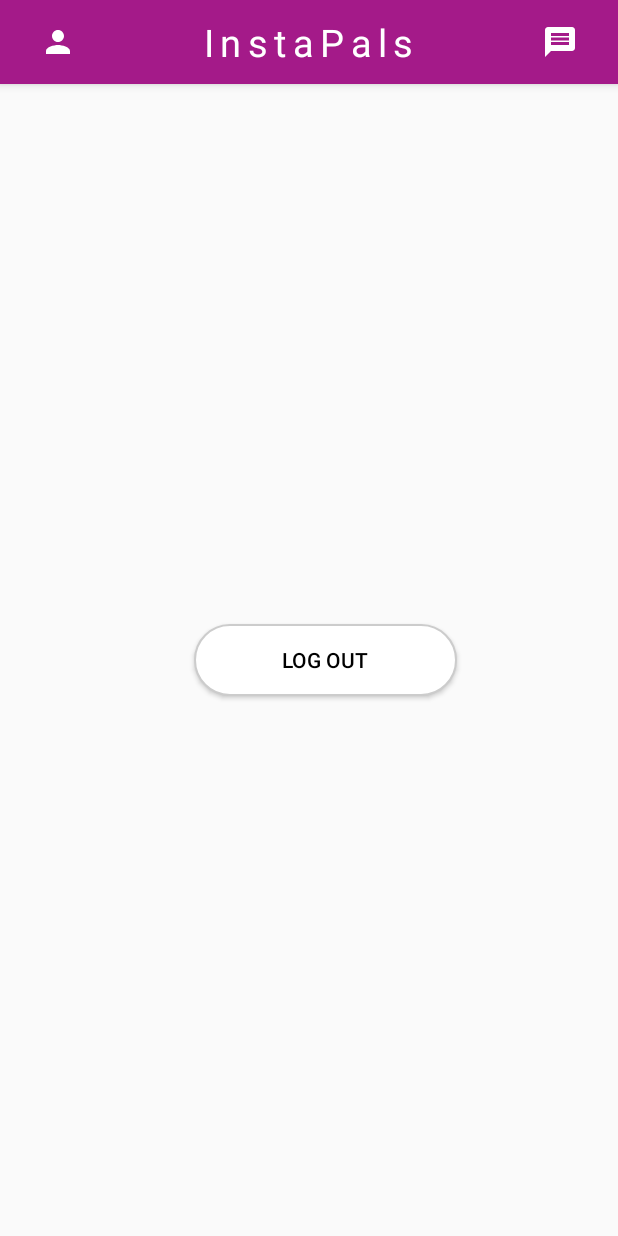
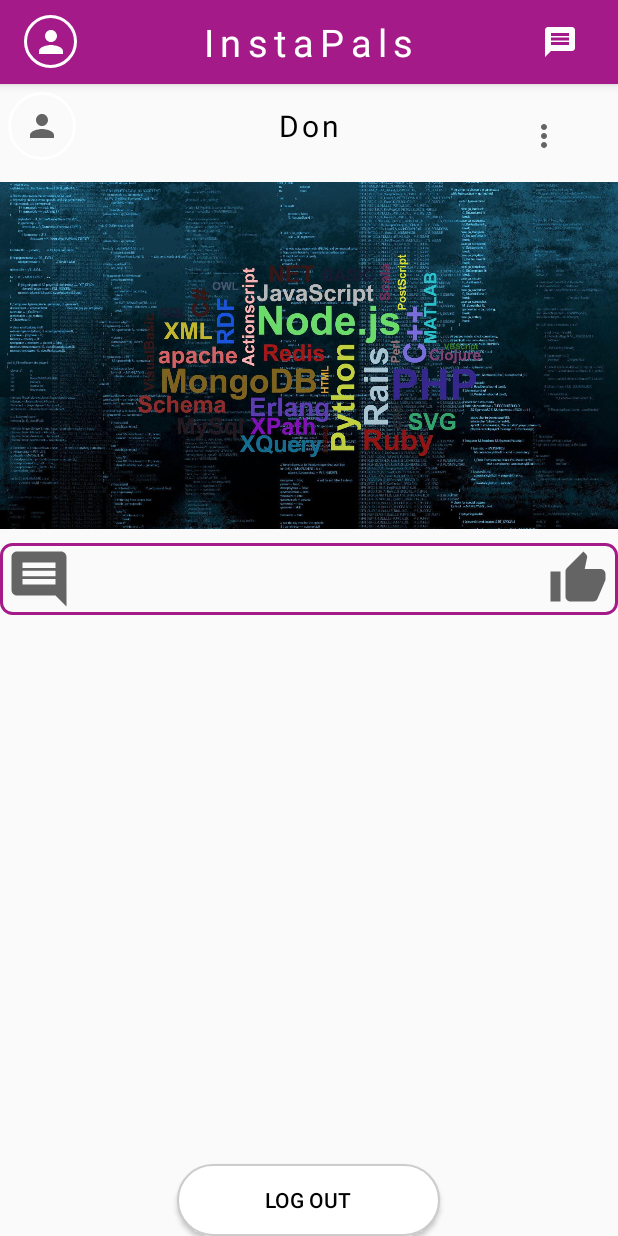
Before and after one commit to DonBoscoMushi/InstaPals, an Android app: the Home screen opened directly, with no data from a screen before it, on a phone screen of 412 x 824 dp. Run offline under Robolectric (Android 15) with nearby library versions, the phone set to English and light mode, and no system bars.

Commit message:
Home layout design

```diff
--- /dev/null
+++ b/app/src/main/res/drawable/circle_img.xml
@@ -0,0 +1,14 @@
+<?xml version="1.0" encoding="utf-8"?>
+<shape xmlns:android="http://schemas.android.com/apk/res/android"
+    android:innerRadius="0dp"
+    android:shape="ring"
+    android:thicknessRatio="2.0"
+    android:useLevel="false">
+
+    <solid android:color="@android:color/transparent"/>
+
+    <stroke
+        android:width="2dp"
+        android:color="@android:color/white"/>
+
+</shape>
--- /dev/null
+++ b/app/src/main/res/drawable/ic_baseline_comment_24.xml
@@ -0,0 +1,10 @@
+<vector xmlns:android="http://schemas.android.com/apk/res/android"
+    android:width="24dp"
+    android:height="24dp"
+    android:viewportWidth="24"
+    android:viewportHeight="24"
+    android:tint="?attr/colorControlNormal">
+  <path
+      android:fillColor="@android:color/white"
+      android:pathData="M21.99,4c0,-1.1 -0.89,-2 -1.99,-2L4,2c-1.1,0 -2,0.9 -2,2v12c0,1.1 0.9,2 2,2h14l4,4 -0.01,-18zM18,14L6,14v-2h12v2zM18,11L6,11L6,9h12v2zM18,8L6,8L6,6h12v2z"/>
+</vector>
--- /dev/null
+++ b/app/src/main/res/drawable/ic_baseline_more_vert_24.xml
@@ -0,0 +1,10 @@
+<vector xmlns:android="http://schemas.android.com/apk/res/android"
+    android:width="24dp"
+    android:height="24dp"
+    android:viewportWidth="24"
+    android:viewportHeight="24"
+    android:tint="?attr/colorControlNormal">
+  <path
+      android:fillColor="@android:color/white"
+      android:pathData="M12,8c1.1,0 2,-0.9 2,-2s-0.9,-2 -2,-2 -2,0.9 -2,2 0.9,2 2,2zM12,10c-1.1,0 -2,0.9 -2,2s0.9,2 2,2 2,-0.9 2,-2 -0.9,-2 -2,-2zM12,16c-1.1,0 -2,0.9 -2,2s0.9,2 2,2 2,-0.9 2,-2 -0.9,-2 -2,-2z"/>
+</vector>
--- /dev/null
+++ b/app/src/main/res/drawable/ic_baseline_thumb_up_24.xml
@@ -0,0 +1,10 @@
+<vector xmlns:android="http://schemas.android.com/apk/res/android"
+    android:width="24dp"
+    android:height="24dp"
+    android:viewportWidth="24"
+    android:viewportHeight="24"
+    android:tint="?attr/colorControlNormal">
+  <path
+      android:fillColor="@android:color/white"
+      android:pathData="M1,21h4L5,9L1,9v12zM23,10c0,-1.1 -0.9,-2 -2,-2h-6.31l0.95,-4.57 0.03,-0.32c0,-0.41 -0.17,-0.79 -0.44,-1.06L14.17,1 7.59,7.59C7.22,7.95 7,8.45 7,9v10c0,1.1 0.9,2 2,2h9c0.83,0 1.54,-0.5 1.84,-1.22l3.02,-7.05c0.09,-0.23 0.14,-0.47 0.14,-0.73v-2z"/>
+</vector>
--- /dev/null
+++ b/app/src/main/res/drawable/image_border.xml
@@ -0,0 +1,14 @@
+<?xml version="1.0" encoding="utf-8"?>
+<shape xmlns:android="http://schemas.android.com/apk/res/android"
+    android:shape="rectangle"
+    android:thicknessRatio="2.0"
+    android:innerRadius="2dp">
+
+    <stroke
+        android:width="2dp"
+        android:color="@android:color/black"/>
+
+    <corners
+        android:radius="13dp"/>
+
+</shape>
--- /dev/null
+++ b/app/src/main/res/drawable/img.xml
@@ -0,0 +1,5 @@
+<?xml version="1.0" encoding="utf-8"?>
+<layer-list xmlns:android="http://schemas.android.com/apk/res/android">
+    <item android:drawable="@drawable/circle_img"/>
+    <item android:drawable="@drawable/ic_baseline_person_24"/>
+</layer-list>
--- /dev/null
+++ b/app/src/main/res/drawable/nav_border.xml
@@ -0,0 +1,14 @@
+<?xml version="1.0" encoding="utf-8"?>
+<shape xmlns:android="http://schemas.android.com/apk/res/android"
+    android:shape="rectangle"
+    android:thicknessRatio="2.0"
+    android:innerRadius="2dp">
+
+    <stroke
+        android:width="2dp"
+        android:color="@color/colorPrimary"/>
+
+    <corners
+        android:radius="7dp"/>
+
+</shape>
--- a/app/src/main/res/layout/activity_home.xml
+++ b/app/src/main/res/layout/activity_home.xml
@@ -4,40 +4,70 @@
     xmlns:app="http://schemas.android.com/apk/res-auto"
     xmlns:tools="http://schemas.android.com/tools"
     android:layout_width="match_parent"
+    android:orientation="vertical"
     android:layout_height="match_parent"
     tools:context=".home.Home">
 
     <RelativeLayout
         android:layout_width="match_parent"
-            android:layout_height="match_parent"
+        android:layout_height="wrap_content"
         android:id="@+id/relLayoutParent">
 
         <!-- Middle section (body) -->
+
+
+        <include
+
+            android:id="@+id/top_nav"
+            layout="@layout/top_nav" />
+
+
+        <ImageView
+            android:id="@+id/image"
+            android:layout_width="match_parent"
+            android:layout_height="250dp"
+            android:layout_below="@+id/top_nav"
+            android:src="@drawable/img2" />
         <RelativeLayout
             android:layout_width="match_parent"
+            android:layout_height="48dp"
+            android:layout_below="@id/image"
+            android:orientation="horizontal"
+            android:background="@drawable/nav_border"
+            android:padding="2dp">
+
+            <ImageView
+                android:id="@+id/ic_comment"
+                android:layout_width="45dp"
+                android:layout_marginStart="1dp"
+                android:layout_marginEnd="1dp"
+                android:layout_alignParentStart="true"
                 android:layout_height="match_parent"
-                android:id="@+id/relLayout2"
-                android:layout_below="@+id/relLayout1">
+                android:src="@drawable/ic_baseline_comment_24"/>
 
+            <ImageView
+                android:id="@+id/ic_like"
+                android:layout_gravity="end"
+                android:layout_width="45dp"
+                android:layout_margin="2dp"
+                android:layout_height="match_parent"
+                android:layout_alignParentEnd="true"
+                android:src="@drawable/ic_baseline_thumb_up_24"/>
 
-                <include layout="@layout/layout_center_viewpager"/>
+        </RelativeLayout>
 
         <Button
             android:id="@+id/btnLogout"
             android:layout_width="175dp"
             android:layout_height="wrap_content"
-                    android:layout_alignParentEnd="true"
-                    android:layout_centerVertical="true"
-                    android:layout_marginTop="17dp"
-                    android:layout_marginEnd="107dp"
+            android:layout_alignBottom="@+id/top_nav"
+            android:layout_alignParentBottom="true"
+            android:layout_centerHorizontal="true"
             android:background="@drawable/white_rounded_button"
             android:text="Log Out"
             android:textColor="#000" />
 
-
     </RelativeLayout>
 
 
-        </RelativeLayout>
-
 </androidx.coordinatorlayout.widget.CoordinatorLayout>
--- a/app/src/main/res/layout/appbar_layout.xml
+++ b/app/src/main/res/layout/appbar_layout.xml
@@ -11,9 +11,10 @@
 
     <ImageButton
         android:id="@+id/icon_profile"
-        style="@style/Widget.AppCompat.Button.Borderless"
-        android:layout_width="45dp"
-        android:layout_height="45dp"
+        android:layout_width="35dp"
+        android:layout_gravity="start"
+        android:layout_height="35dp"
+        android:background="@drawable/circle_img"
         android:src="@drawable/ic_baseline_person_24" />
 
     <TextView
--- /dev/null
+++ b/app/src/main/res/layout/nav_center.xml
@@ -0,0 +1,13 @@
+<?xml version="1.0" encoding="utf-8"?>
+<RelativeLayout xmlns:android="http://schemas.android.com/apk/res/android"
+    xmlns:tools="http://schemas.android.com/tools"
+    android:layout_width="match_parent"
+    android:layout_height="match_parent"
+    tools:layout_editor_absoluteY="81dp">
+
+    <ImageView
+        android:layout_width="match_parent"
+        android:layout_height="250dp"
+        android:src="@drawable/img2"/>
+
+</RelativeLayout>
--- /dev/null
+++ b/app/src/main/res/layout/top_nav.xml
@@ -0,0 +1,36 @@
+<?xml version="1.0" encoding="utf-8"?>
+<RelativeLayout
+    xmlns:android="http://schemas.android.com/apk/res/android"
+    android:layout_width="match_parent"
+    android:id="@+id/relLayoutParent"
+    android:layout_height="?attr/actionBarSize"
+    android:padding="5dp"
+    android:orientation="horizontal">
+
+    <ImageButton
+        android:id="@+id/icn"
+        android:layout_width="45dp"
+        android:layout_alignParentStart="true"
+        android:layout_height="match_parent"
+        android:background="@drawable/circle_img"
+        android:src="@drawable/ic_baseline_person_24"/>
+
+    <TextView
+        android:layout_width="wrap_content"
+        android:layout_height="wrap_content"
+        android:layout_centerInParent="true"
+        android:text="@string/username"
+        android:textSize="20sp"
+        android:letterSpacing="0.1"
+        android:textColor="@android:color/black"/>
+
+    <Button
+        android:id="@+id/btnMore"
+        style="@style/Widget.MaterialComponents.Button.OutlinedButton"
+        android:layout_width="wrap_content"
+        android:layout_gravity="end"
+        android:layout_height="wrap_content"
+        android:layout_alignParentEnd="true"
+        android:drawableBottom="@drawable/ic_baseline_more_vert_24" />
+
+</RelativeLayout>
--- a/app/src/main/res/values/strings.xml
+++ b/app/src/main/res/values/strings.xml
@@ -15,4 +15,5 @@
     values-round/strings.xml for round devices.
     -->
     <string name="hello_world">Hello Square World!</string>
+    <string name="username">Don</string>
 </resources>
```
Also changed, not shown: app/src/main/res/drawable/img1.png (renamed from app/src/main/res/drawable/edittext.png), app/src/main/res/drawable/img2.jpg (added). Lines whose indentation alone changed are shown as unchanged.
